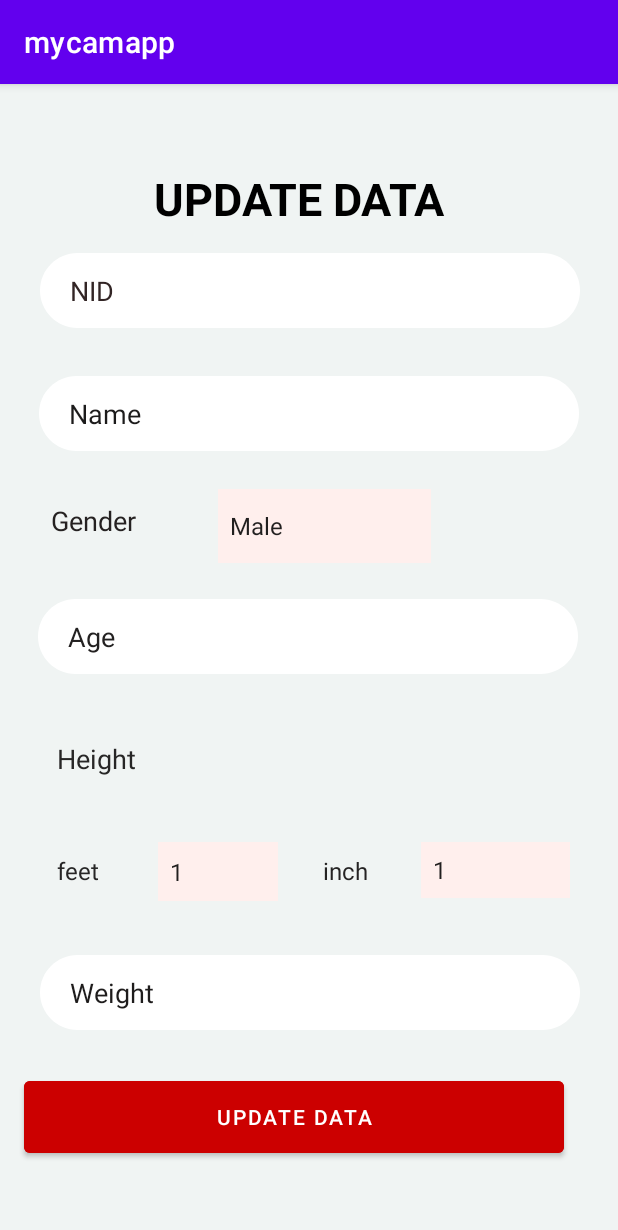
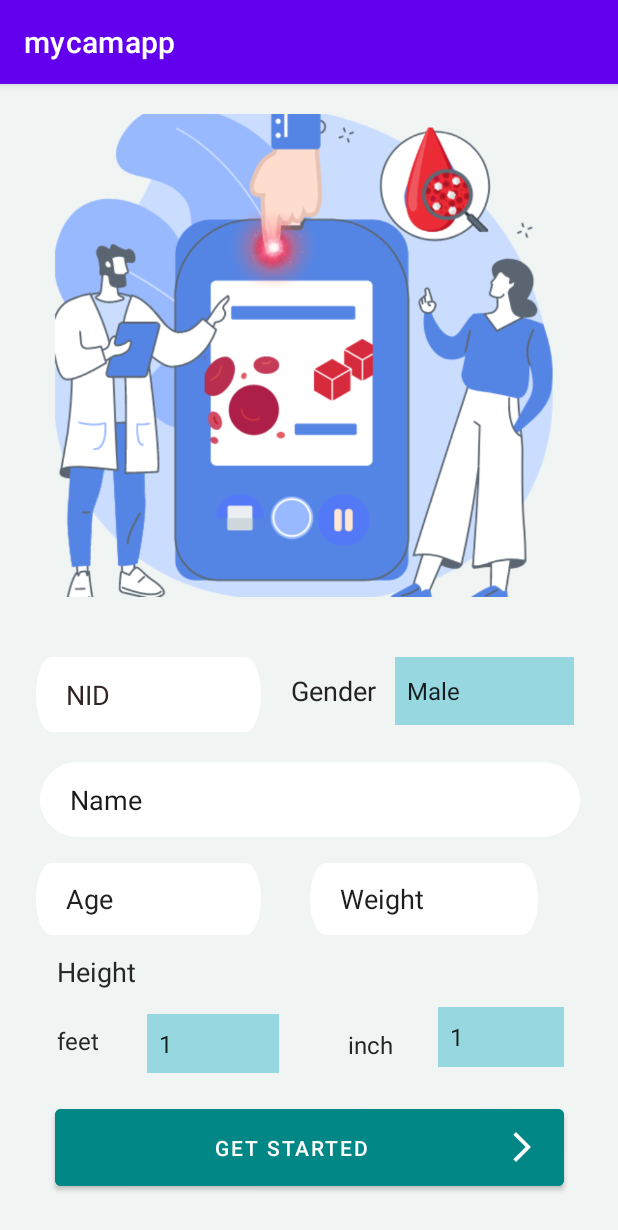
Before and after one commit to sadman15019/CSE-3200-final, an Android app: the screen it shows after launch (DataUpdate), on a phone screen of 412 x 824 dp. Shown: the top 1230 px of the screen. Run offline under Robolectric (Android 15) with nearby library versions, the phone set to English and light mode, and no system bars; our stand-ins replace Firebase (no records; nobody signed in at launch, a user with empty details on screens opened directly).

Commit message:
worked on loading screen

```diff
--- a/app/build.gradle
+++ b/app/build.gradle
@@ -110,4 +110,7 @@ dependencies {
     androidTestImplementation 'androidx.test.espresso:espresso-core:3.3.0'
     implementation 'com.github.bumptech.glide:glide:4.12.0'
     annotationProcessor  'com.github.bumptech.glide:compiler:4.12.0'
+    def coroutines_version="1.2.1"
+    implementation 'org.jetbrains.kotlinx:kotlinx-coroutines-core:1.3.5'
+    implementation 'org.jetbrains.kotlinx:kotlinx-coroutines-android:1.3.5'
 }
--- a/app/src/main/java/com/app/mycamapp/DataUpdate.kt
+++ b/app/src/main/java/com/app/mycamapp/DataUpdate.kt
@@ -108,6 +108,7 @@ class DataUpdate : AppCompatActivity() {
             intent.putExtra("gender",gender)
             intent.putExtra("age",age)
             startActivity(intent)
+            finish()
 
         }
 
--- /dev/null
+++ b/app/src/main/res/drawable/ic_baseline_arrow_forward_ios_24.xml
@@ -0,0 +1,5 @@
+<vector android:autoMirrored="true" android:height="24dp"
+    android:tint="#FFFFFF" android:viewportHeight="24"
+    android:viewportWidth="24" android:width="24dp" xmlns:android="http://schemas.android.com/apk/res/android">
+    <path android:fillColor="@android:color/white" android:pathData="M6.23,20.23l1.77,1.77l10,-10l-10,-10l-1.77,1.77l8.23,8.23z"/>
+</vector>
--- a/app/src/main/res/drawable/input.xml
+++ b/app/src/main/res/drawable/input.xml
@@ -6,6 +6,8 @@
     android:height="50dp"
     android:viewportWidth="360"
     android:viewportHeight="50"
+
+
     >
 
     <group>
--- /dev/null
+++ b/app/src/main/res/drawable/ip.xml
@@ -0,0 +1,6 @@
+<?xml version="1.0" encoding="utf-8"?>
+<selector xmlns:android="http://schemas.android.com/apk/res/android">
+<solid>
+
+</solid>
+</selector>
--- a/app/src/main/res/layout/activity_data_update.xml
+++ b/app/src/main/res/layout/activity_data_update.xml
@@ -7,6 +7,7 @@
     android:layout_width="match_parent"
     android:layout_height="match_parent"
     android:background="@color/background"
+    android:paddingTop="20dp"
     tools:context=".DataUpdate">
 
     <androidx.constraintlayout.widget.ConstraintLayout
@@ -14,72 +15,63 @@
         android:layout_height="match_parent">
 
 
-        <TextView
-            android:id="@+id/textView2"
-            android:layout_width="wrap_content"
-            android:layout_height="wrap_content"
-            android:layout_marginTop="56dp"
-            android:text="UPDATE DATA"
-            android:textColor="@color/black"
-            android:textSize="30sp"
-            android:textStyle="bold"
-            app:layout_constraintEnd_toEndOf="parent"
-            app:layout_constraintHorizontal_bias="0.472"
-            app:layout_constraintStart_toStartOf="parent"
-            app:layout_constraintTop_toTopOf="parent" />
-
         <EditText
             android:id="@+id/NID"
-            android:layout_width="360dp"
+            android:layout_width="150dp"
             android:layout_height="50dp"
-            android:layout_marginTop="16dp"
+            android:layout_marginStart="24dp"
+            android:layout_marginTop="40dp"
             android:background="@drawable/input"
             android:hint="NID"
             android:inputType="number"
             android:paddingLeft="20dp"
             android:textColor="#0E0D0D"
             android:textColorHint="#322525"
-            app:layout_constraintEnd_toEndOf="parent"
-            app:layout_constraintHorizontal_bias="0.509"
             app:layout_constraintStart_toStartOf="parent"
-            app:layout_constraintTop_toBottomOf="@+id/textView2" />
+            app:layout_constraintTop_toBottomOf="@+id/imageView" />
 
         <EditText
             android:id="@+id/Name"
             android:layout_width="360dp"
             android:layout_height="50dp"
-            android:layout_marginTop="32dp"
+            android:layout_marginTop="20dp"
             android:background="@drawable/input"
             android:hint="Name"
             android:paddingLeft="20dp"
             android:textColor="#0E0D0D"
             android:textColorHint="#1C1B1B"
+            app:layout_constraintBottom_toTopOf="@+id/Age"
             app:layout_constraintEnd_toEndOf="parent"
+            app:layout_constraintHorizontal_bias="0.509"
             app:layout_constraintStart_toStartOf="parent"
-            app:layout_constraintTop_toBottomOf="@+id/NID" />
-
+            app:layout_constraintTop_toBottomOf="@+id/NID"
+            app:layout_constraintVertical_bias="0.0" />
 
         <EditText
             android:id="@+id/Age"
-            android:layout_width="360dp"
-            android:layout_height="50dp"
-            android:layout_marginTop="24dp"
+            android:layout_width="150dp"
+            android:layout_height="48dp"
+            android:layout_marginStart="24dp"
+            android:layout_marginTop="92dp"
             android:background="@drawable/input"
             android:hint="Age"
             android:inputType="number"
             android:paddingLeft="20dp"
             android:textColor="#0C0B0B"
             android:textColorHint="#232121"
-            app:layout_constraintEnd_toEndOf="parent"
-            app:layout_constraintHorizontal_bias="0.49"
+            app:layout_constraintBottom_toBottomOf="@+id/Weight"
+            app:layout_constraintEnd_toStartOf="@+id/Weight"
+            app:layout_constraintHorizontal_bias="0.0"
             app:layout_constraintStart_toStartOf="parent"
             app:layout_constraintTop_toBottomOf="@+id/spinner" />
 
         <EditText
             android:id="@+id/Weight"
-            android:layout_width="360dp"
-            android:layout_height="50dp"
-            android:layout_marginTop="36dp"
+            android:layout_width="152dp"
+            android:layout_height="48dp"
+            android:layout_marginStart="32dp"
+            android:layout_marginTop="17dp"
+            android:layout_marginEnd="53dp"
             android:background="@drawable/input"
             android:ems="10"
             android:hint="Weight"
@@ -88,126 +80,156 @@
             android:textColor="#131010"
             android:textColorHint="#1E1C1C"
             app:layout_constraintEnd_toEndOf="parent"
-            app:layout_constraintHorizontal_bias="0.509"
-            app:layout_constraintStart_toStartOf="parent"
-            app:layout_constraintTop_toBottomOf="@+id/feet" />
+            app:layout_constraintStart_toEndOf="@+id/Age"
+            app:layout_constraintTop_toBottomOf="@+id/Name" />
 
         <Spinner
             android:id="@+id/spinner"
-            android:layout_width="142dp"
-            android:layout_height="49dp"
-            android:layout_marginTop="24dp"
+            android:layout_width="119dp"
+            android:layout_height="45dp"
+            android:layout_marginTop="40dp"
+
             android:layout_marginEnd="32dp"
-
-            android:background="#ffefed"
-            app:layout_constraintBottom_toBottomOf="@+id/textView3"
+            android:background="#97D7DF"
+            android:backgroundTint="#97D7DF"
             app:layout_constraintEnd_toEndOf="parent"
-            app:layout_constraintHorizontal_bias="0.16"
+            app:layout_constraintHorizontal_bias="0.0"
             app:layout_constraintStart_toEndOf="@+id/textView3"
-            app:layout_constraintTop_toBottomOf="@+id/Name" />
+            app:layout_constraintTop_toBottomOf="@+id/imageView" />
 
         <Button
             android:id="@+id/updateBtn"
-            android:layout_width="360dp"
-            android:layout_height="60dp"
+            android:layout_width="339dp"
+            android:layout_height="63dp"
             android:layout_gravity="center_horizontal"
-            android:layout_marginTop="28dp"
-            android:backgroundTint="@android:color/holo_red_dark"
-            android:text="Update Data"
+            android:layout_marginTop="68dp"
+            android:backgroundTint="@color/teal_700"
+            android:drawableRight="@drawable/ic_baseline_arrow_forward_ios_24"
+            android:text="Get Started"
+            android:textColor="@color/white"
+            app:iconPadding="0dp"
             app:layout_constraintBottom_toBottomOf="parent"
             app:layout_constraintEnd_toEndOf="parent"
-            app:layout_constraintHorizontal_bias="0.313"
             app:layout_constraintStart_toStartOf="parent"
-            app:layout_constraintTop_toBottomOf="@+id/Weight" />
+            app:layout_constraintTop_toBottomOf="@+id/textView6" />
 
         <TextView
             android:id="@+id/textView3"
-            android:layout_width="103dp"
-            android:layout_height="52dp"
-            android:layout_marginStart="24dp"
-            android:layout_marginTop="24dp"
+            android:layout_width="79dp"
+            android:layout_height="46dp"
+            android:layout_marginStart="12dp"
+            android:layout_marginBottom="24dp"
+
             android:hint="Gender"
             android:paddingLeft="10dp"
-
             android:paddingTop="10dp"
             android:textColor="#171414"
             android:textColorHint="#252121"
             android:textSize="18sp"
-            app:layout_constraintStart_toStartOf="parent"
-            app:layout_constraintTop_toBottomOf="@+id/Name" />
+            app:layout_constraintBottom_toTopOf="@+id/Name"
+            app:layout_constraintEnd_toStartOf="@+id/spinner"
+            app:layout_constraintStart_toEndOf="@+id/NID"
+            app:layout_constraintTop_toTopOf="@+id/NID" />
 
         <TextView
             android:id="@+id/textView4"
             android:layout_width="57dp"
             android:layout_height="40dp"
-            android:layout_marginStart="28dp"
-            android:layout_marginTop="28dp"
+            android:layout_marginStart="16dp"
+            android:layout_marginTop="12dp"
+            android:layout_marginBottom="18dp"
             android:hint="feet"
             android:paddingLeft="10dp"
             android:paddingTop="8dp"
             android:textColor="#120F0F"
             android:textColorHint="#272626"
             android:textSize="16sp"
+            app:layout_constraintBottom_toTopOf="@+id/updateBtn"
+            app:layout_constraintEnd_toStartOf="@+id/feet"
             app:layout_constraintStart_toStartOf="parent"
-            app:layout_constraintTop_toBottomOf="@+id/textView6" />
+            app:layout_constraintTop_toBottomOf="@+id/textView6"
+            app:layout_constraintVertical_bias="0.333" />
 
         <TextView
             android:id="@+id/textView5"
             android:layout_width="57dp"
             android:layout_height="40dp"
-            android:layout_marginStart="20dp"
-            android:layout_marginTop="28dp"
+            android:layout_marginStart="4dp"
+            android:layout_marginTop="54dp"
+            android:layout_marginBottom="16dp"
             android:hint="inch"
             android:paddingLeft="10dp"
             android:paddingTop="8dp"
             android:textColor="#0C0A0A"
             android:textColorHint="#252323"
             android:textSize="16sp"
+            app:layout_constraintBottom_toTopOf="@+id/updateBtn"
+            app:layout_constraintEnd_toStartOf="@+id/inch"
             app:layout_constraintStart_toEndOf="@+id/feet"
-            app:layout_constraintTop_toBottomOf="@+id/textView6" />
+            app:layout_constraintTop_toBottomOf="@+id/Weight"
+            app:layout_constraintVertical_bias="1.0" />
 
         <Spinner
             android:id="@+id/feet"
-            android:layout_width="80dp"
+            android:layout_width="88dp"
             android:layout_height="39dp"
-            android:layout_marginStart="20dp"
-            android:layout_marginTop="28dp"
 
+            android:layout_marginTop="13dp"
+            android:layout_marginEnd="20dp"
+            android:layout_marginBottom="18dp"
+            android:background="#97D7DF"
             android:dropDownWidth="80dp"
             android:dropDownHeight="100dp"
-            android:background="#ffefed"
+            app:layout_constraintBottom_toTopOf="@+id/updateBtn"
+            app:layout_constraintEnd_toStartOf="@+id/textView5"
             app:layout_constraintStart_toEndOf="@+id/textView4"
-            app:layout_constraintTop_toBottomOf="@+id/textView6" />
+            app:layout_constraintTop_toBottomOf="@+id/textView6"
+            app:layout_constraintVertical_bias="0.444" />
 
         <Spinner
             android:id="@+id/inch"
-            android:layout_width="99dp"
-            android:layout_height="37dp"
-            android:layout_marginTop="28dp"
+            android:layout_width="84dp"
+            android:layout_height="40dp"
+            android:layout_marginTop="48dp"
             android:layout_marginEnd="24dp"
+            android:background="#97D7DF"
+            app:layout_constraintBottom_toTopOf="@+id/updateBtn"
             app:layout_constraintEnd_toEndOf="parent"
-            android:background="#ffefed"
-            app:layout_constraintHorizontal_bias="0.689"
+            app:layout_constraintHorizontal_bias="0.183"
             app:layout_constraintStart_toEndOf="@+id/textView5"
-            app:layout_constraintTop_toBottomOf="@+id/textView6" />
+            app:layout_constraintTop_toBottomOf="@+id/Weight"
+            app:layout_constraintVertical_bias="0.0" />
 
         <TextView
             android:id="@+id/textView6"
-            android:layout_width="354dp"
-            android:layout_height="60dp"
-            android:layout_marginStart="28dp"
-            android:layout_marginTop="24dp"
+            android:layout_width="115dp"
+            android:layout_height="27dp"
+            android:layout_marginStart="24dp"
+            android:layout_marginTop="12dp"
             android:hint="Height"
             android:paddingLeft="10dp"
-            android:paddingTop="20dp"
             android:textColor="#191717"
             android:textColorHint="#272626"
             android:textSize="18sp"
+            app:layout_constraintEnd_toEndOf="@+id/Weight"
+            app:layout_constraintHorizontal_bias="0.018"
             app:layout_constraintStart_toStartOf="parent"
             app:layout_constraintTop_toBottomOf="@+id/Age" />
+
+        <ImageView
+            android:id="@+id/imageView"
+            android:layout_width="408dp"
+            android:layout_height="322dp"
+            android:layout_marginStart="8dp"
+            app:layout_constraintBottom_toTopOf="@+id/NID"
+            app:layout_constraintEnd_toEndOf="parent"
+            app:layout_constraintHorizontal_bias="0.75"
+            app:layout_constraintStart_toStartOf="parent"
+            app:layout_constraintTop_toTopOf="parent"
+            app:layout_constraintVertical_bias="0.0"
+            app:srcCompat="@drawable/applogo" />
 
     </androidx.constraintlayout.widget.ConstraintLayout>
 
 
-
 </ScrollView>
--- a/app/src/main/res/layout/activity_upload.xml
+++ b/app/src/main/res/layout/activity_upload.xml
@@ -2,6 +2,7 @@
 <androidx.constraintlayout.widget.ConstraintLayout xmlns:android="http://schemas.android.com/apk/res/android"
     xmlns:app="http://schemas.android.com/apk/res-auto"
     xmlns:tools="http://schemas.android.com/tools"
+    android:id="@+id/up"
     android:layout_width="match_parent"
     android:layout_height="match_parent"
     tools:context=".upload">
--- a/app/src/main/res/values-night/themes.xml
+++ b/app/src/main/res/values-night/themes.xml
@@ -13,4 +13,9 @@
         <item name="android:statusBarColor" tools:targetApi="l">?attr/colorPrimaryVariant</item>
         <!-- Customize your theme here. -->
     </style>
+
+    <style name="ThemeOverlay.Mycamapp.FullscreenContainer" parent="">
+        <item name="fullscreenBackgroundColor">@color/light_blue_900</item>
+        <item name="fullscreenTextColor">@color/light_blue_A400</item>
+    </style>
 </resources>
--- /dev/null
+++ b/app/src/main/res/values/attrs.xml
@@ -0,0 +1,6 @@
+<resources>
+    <declare-styleable name="FullscreenAttrs">
+        <attr name="fullscreenBackgroundColor" format="color" />
+        <attr name="fullscreenTextColor" format="color" />
+    </declare-styleable>
+</resources>
--- a/app/src/main/res/values/colors.xml
+++ b/app/src/main/res/values/colors.xml
@@ -8,4 +8,9 @@
     <color name="black">#FF000000</color>
     <color name="white">#FFFFFFFF</color>
     <color name="background">#F0F4F3</color>
+    <color name="light_blue_600">#FF039BE5</color>
+    <color name="light_blue_900">#FF01579B</color>
+    <color name="light_blue_A200">#FF40C4FF</color>
+    <color name="light_blue_A400">#FF00B0FF</color>
+    <color name="black_overlay">#66000000</color>
 </resources>
--- a/app/src/main/res/values/strings.xml
+++ b/app/src/main/res/values/strings.xml
@@ -2,4 +2,6 @@
     <string name="app_name">mycamapp</string>
     <!-- TODO: Remove or change this placeholder text -->
     <string name="hello_blank_fragment">Hello blank fragment</string>
+    <string name="dummy_button">Dummy Button</string>
+    <string name="dummy_content">DUMMY\nCONTENT</string>
 </resources>
--- a/app/src/main/res/values/themes.xml
+++ b/app/src/main/res/values/themes.xml
@@ -13,4 +13,9 @@
         <item name="android:statusBarColor" tools:targetApi="l">?attr/colorPrimaryVariant</item>
         <!-- Customize your theme here. -->
     </style>
+
+    <style name="ThemeOverlay.Mycamapp.FullscreenContainer" parent="">
+        <item name="fullscreenBackgroundColor">@color/light_blue_600</item>
+        <item name="fullscreenTextColor">@color/light_blue_A200</item>
+    </style>
 </resources>
```
Also changed, not shown: app/src/main/AndroidManifest.xml (+10 -19 lines), app/src/main/java/com/app/mycamapp/WaitActivity.kt (+3 -4 lines), app/src/main/java/com/app/mycamapp/result.kt (added, +19 -0 lines), app/src/main/java/com/app/mycamapp/upload.kt (+106 -61 lines), app/src/main/res/layout/activity_result.xml (added, +20 -0 lines), app/src/main/res/values/styles.xml (added, +7 -0 lines), app/src/main/res/drawable/applogo.png (added), 1 other file. Lines whose indentation alone changed are shown as unchanged.
